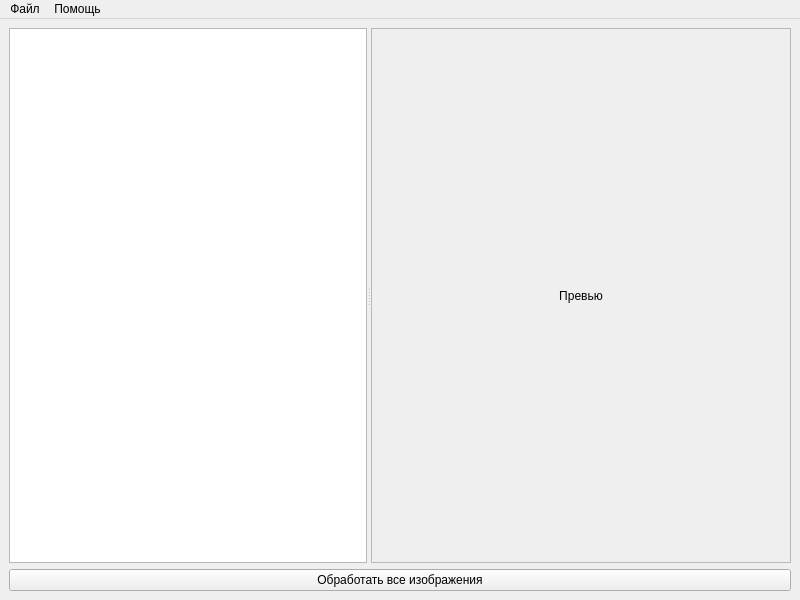
First picture: the form in design.ui, repository kiry665/DroneVision, before the edit.
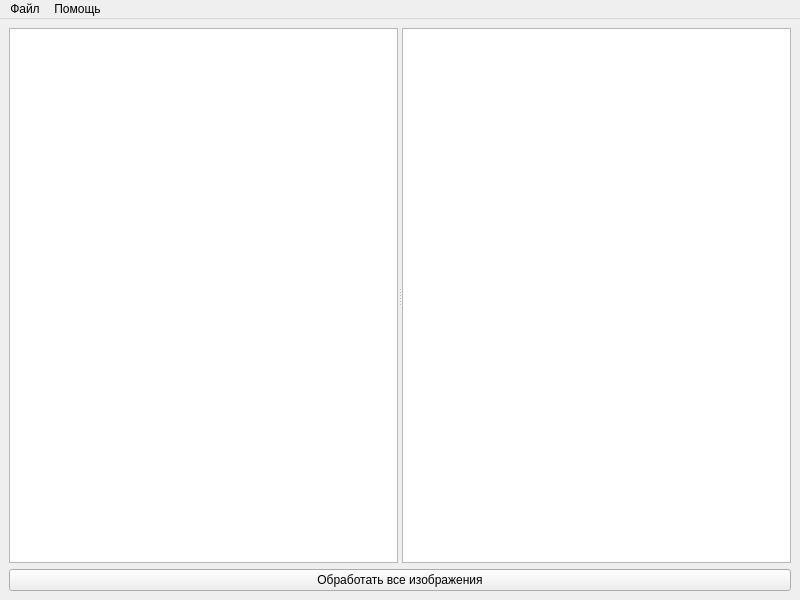
Second picture: the form after the edit.

The edit to the form file:
```diff
--- a/design.ui
+++ b/design.ui
@@ -21,26 +21,7 @@
        <enum>Qt::Horizontal</enum>
       </property>
       <widget class="QListView" name="listView_images"/>
-      <widget class="QLabel" name="label_preview">
-       <property name="minimumSize">
-        <size>
-         <width>300</width>
-         <height>400</height>
-        </size>
-       </property>
-       <property name="frameShape">
-        <enum>QFrame::StyledPanel</enum>
-       </property>
-       <property name="text">
-        <string>Превью</string>
-       </property>
-       <property name="scaledContents">
-        <bool>true</bool>
-       </property>
-       <property name="alignment">
-        <set>Qt::AlignCenter</set>
-       </property>
-      </widget>
+      <widget class="QGraphicsView" name="graphic_view"/>
      </widget>
     </item>
     <item>
```
